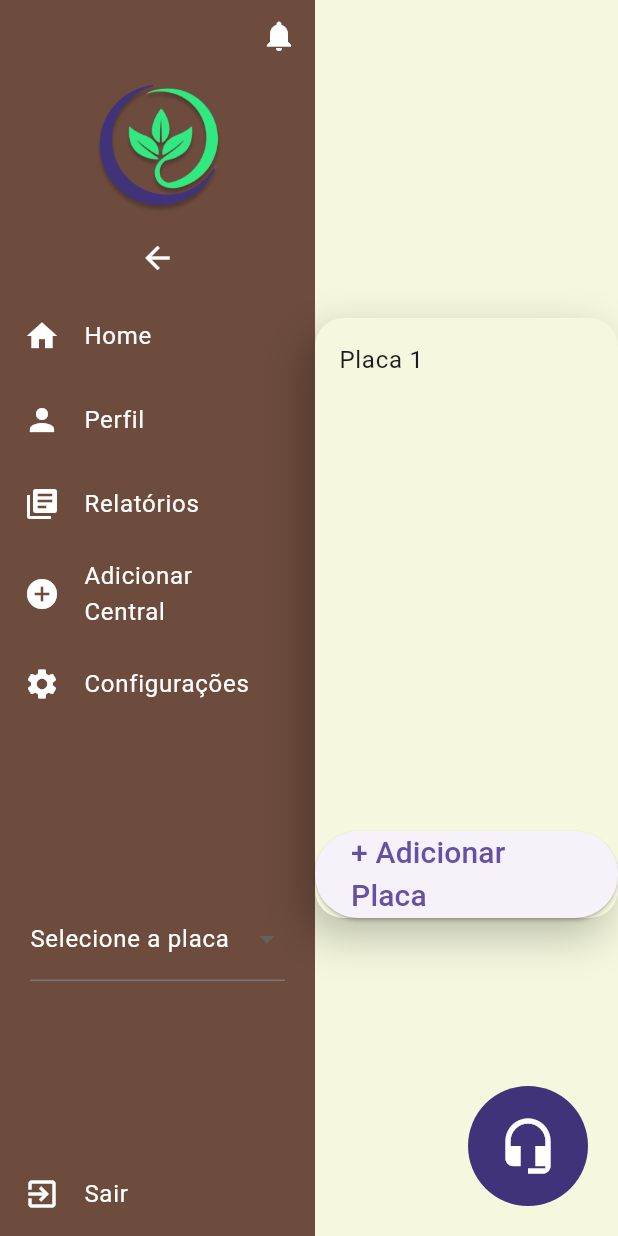
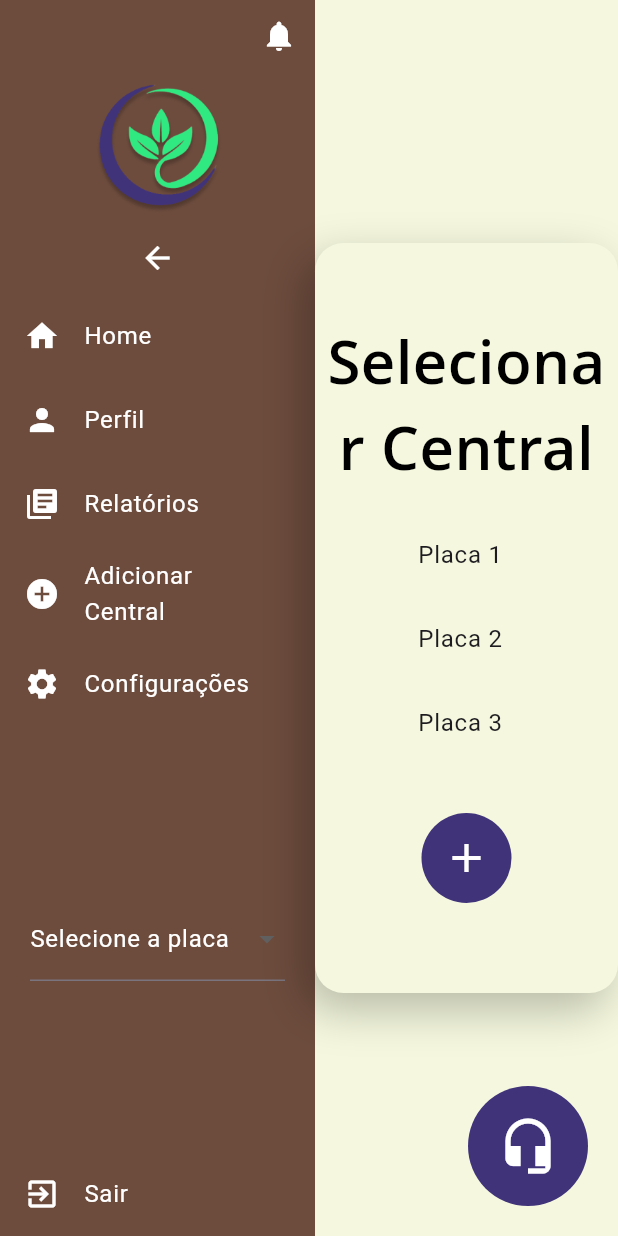
Before and after one commit to CarlosHMms/solosmart-v2, a Flutter app: the screen it shows after launch, on a phone screen of 412 x 824 dp. Run offline on Flutter 3.47's test engine with Material 3 defaults, Android fonts, the phone set to English and light mode, and no system bars; Roboto replaces fonts that are missing (Open Sans).

Commit message:
botao + e titulo

```diff
--- a/solosmart_flutter/lib/components/my_supportbutton.dart
+++ b/solosmart_flutter/lib/components/my_supportbutton.dart
@@ -17,7 +17,7 @@ class MySupportButton extends StatelessWidget {
             width: 80,
             height: 80,
             decoration: const BoxDecoration(
-              color: Color.fromRGBO(65, 51, 122, 1), // Cor roxa
+              color: Color.fromRGBO(65, 51, 122, 1),
               shape: BoxShape.circle,
             ),
           ),
--- a/solosmart_flutter/lib/views/placas_view.dart
+++ b/solosmart_flutter/lib/views/placas_view.dart
@@ -10,7 +10,7 @@ class PlacasView extends StatefulWidget {
 }
 
 class _PlacasViewState extends State<PlacasView> {
-  List<String> placas = ['Placa 1'];
+  List<String> placas = ['Placa 1', 'Placa 2', 'Placa 3'];
 
   @override
   Widget build(BuildContext context) {
@@ -20,12 +20,10 @@ class _PlacasViewState extends State<PlacasView> {
           Expanded(
             child: Container(
               color: const Color(0xFFF5F8DE),
-              child: Stack(
-                children: [
-                  Center(
+              child: Center(
                 child: Container(
-                      width: 600,
-                      height: 400,
+                  width: 450,
+                  height: 500,
                   decoration: BoxDecoration(
                     color: const Color(0xFFF5F8DE),
                     borderRadius: BorderRadius.circular(19),
@@ -37,39 +35,73 @@ class _PlacasViewState extends State<PlacasView> {
                       ),
                     ],
                   ),
-                      child: Column(
+                  child: Stack(
+                    children: [
+                      Column(
                         mainAxisAlignment: MainAxisAlignment.center,
                         children: [
-                          placas.isNotEmpty
-                              ? Expanded(
-                                  child: ListView.builder(
+                          const Padding(
+                            padding: EdgeInsets.only(top: 50.0),
+                            child: Text(
+                              'Selecionar Central',
+                              textAlign: TextAlign.center,
+                              style: TextStyle(
+                                fontSize: 40,
+                                fontWeight: FontWeight.w600,
+                                fontFamily: 'Open Sans',
+                                color: Colors.black,
+                              ),
+                            ),
+                          ),
+                          Expanded(
+                            child: placas.isNotEmpty
+                                ? ListView.builder(
+                                    padding: const EdgeInsets.all(16.0),
                                     itemCount: placas.length,
                                     itemBuilder: (context, index) {
                                       return ListTile(
-                                        title: Text(placas[index]),
+                                        title: Text(
+                                          placas[index],
+                                          textAlign: TextAlign.center,
+                                        ),
                                       );
                                     },
-                                  ),
                                   )
-                              : const Text(
+                                : const Center(
+                                    child: Text(
                                       'Não há placas adicionadas',
                                       style: TextStyle(fontSize: 18),
                                     ),
-                          Padding(
-                            padding: const EdgeInsets.only(top: 20.0),
-                            child: ElevatedButton(
-                              onPressed: widget.onAddButtonPressed,
-                              child: const Text(
-                                "+ Adicionar Placa",
-                                style: TextStyle(fontSize: 20),
+                                  ),
+                          ),
+                        ],
+                      ),
+                      Positioned(
+                        bottom: 60,
+                        left: 0,
+                        right: 0,
+                        child: Center(
+                          child: InkWell(
+                            onTap: widget.onAddButtonPressed,
+                            child: Container(
+                              width: 60,
+                              height: 60,
+                              decoration: const BoxDecoration(
+                                color: Color.fromRGBO(65, 51, 122, 1),
+                                shape: BoxShape.circle,
+                              ),
+                              child: const Icon(
+                                Icons.add,
+                                size: 32,
+                                color: Colors.white,
+                              ),
+                            ),
                           ),
                         ),
                       ),
                     ],
                   ),
                 ),
-                  ),
-                ],
               ),
             ),
           ),
```
Lines whose indentation alone changed are shown as unchanged.
